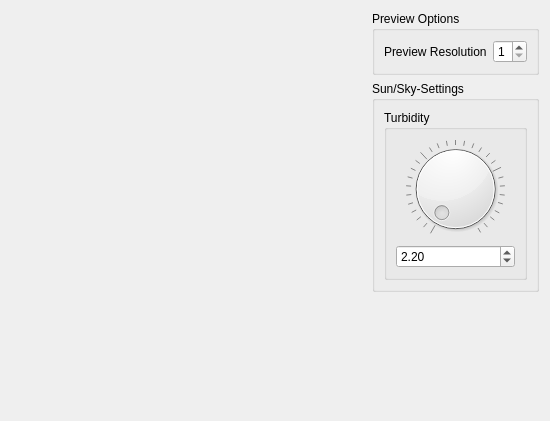
This is trunk/qt-frontend/QtSunSkyEditor/forms/qtsunskyeditor.ui in phresnel/picogen as Qt 5 draws it before an edit. The edited form follows.
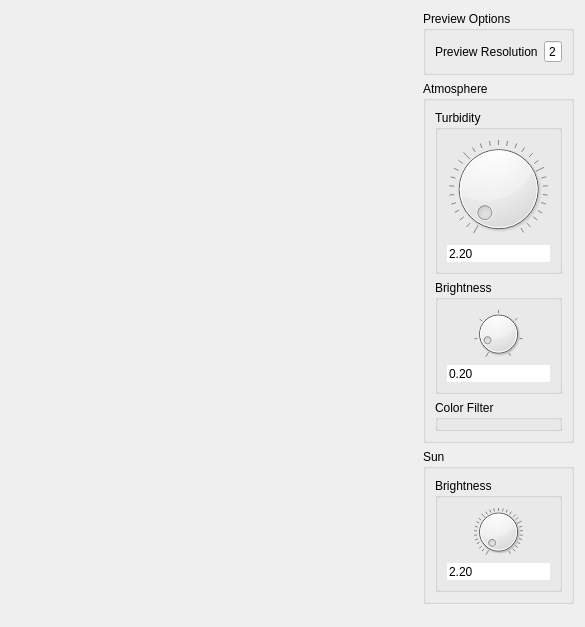
This is the edited form.

Diff of the .ui file:
```diff
--- a/trunk/qt-frontend/QtSunSkyEditor/forms/qtsunskyeditor.ui
+++ b/trunk/qt-frontend/QtSunSkyEditor/forms/qtsunskyeditor.ui
@@ -6,8 +6,8 @@
    <rect>
     <x>0</x>
     <y>0</y>
-    <width>550</width>
-    <height>421</height>
+    <width>585</width>
+    <height>536</height>
    </rect>
   </property>
   <property name="windowTitle">
@@ -131,12 +131,18 @@
             <verstretch>0</verstretch>
            </sizepolicy>
           </property>
+          <property name="buttonSymbols">
+           <enum>QAbstractSpinBox::NoButtons</enum>
+          </property>
           <property name="minimum">
            <number>1</number>
           </property>
           <property name="maximum">
            <number>4</number>
           </property>
+          <property name="value">
+           <number>2</number>
+          </property>
          </widget>
         </item>
        </layout>
@@ -151,7 +157,7 @@
         </sizepolicy>
        </property>
        <property name="title">
-        <string>Sun/Sky-Settings</string>
+        <string>Atmosphere</string>
        </property>
        <layout class="QVBoxLayout" name="verticalLayout_4">
         <item>
@@ -174,6 +180,21 @@
           <layout class="QVBoxLayout" name="verticalLayout_2" stretch="0,0">
            <item>
             <widget class="QDial" name="turbidityDial">
+             <property name="sizePolicy">
+              <sizepolicy hsizetype="Preferred" vsizetype="Preferred">
+               <horstretch>0</horstretch>
+               <verstretch>0</verstretch>
+              </sizepolicy>
+             </property>
+             <property name="maximumSize">
+              <size>
+               <width>16777215</width>
+               <height>16777215</height>
+              </size>
+             </property>
+             <property name="mouseTracking">
+              <bool>true</bool>
+             </property>
              <property name="minimum">
               <number>165</number>
              </property>
@@ -190,14 +211,154 @@
            </item>
            <item>
             <widget class="QDoubleSpinBox" name="turbiditySpinBox">
+             <property name="frame">
+              <bool>false</bool>
+             </property>
+             <property name="buttonSymbols">
+              <enum>QAbstractSpinBox::NoButtons</enum>
+             </property>
+             <property name="accelerated">
+              <bool>false</bool>
+             </property>
              <property name="minimum">
               <double>1.650000000000000</double>
              </property>
              <property name="maximum">
               <double>40.000000000000000</double>
+             </property>
+             <property name="singleStep">
+              <double>0.100000000000000</double>
+             </property>
+             <property name="value">
+              <double>2.200000000000000</double>
+             </property>
+            </widget>
+           </item>
+          </layout>
+         </widget>
+        </item>
+        <item>
+         <widget class="QGroupBox" name="groupBox_6">
+          <property name="title">
+           <string>Brightness</string>
+          </property>
+          <layout class="QVBoxLayout" name="verticalLayout_5">
+           <item>
+            <widget class="QDial" name="atmosphereIntensityDial">
+             <property name="mouseTracking">
+              <bool>true</bool>
+             </property>
+             <property name="minimum">
+              <number>0</number>
+             </property>
+             <property name="maximum">
+              <number>200</number>
+             </property>
+             <property name="value">
+              <number>20</number>
+             </property>
+             <property name="notchTarget">
+              <double>37.000000000000000</double>
+             </property>
+             <property name="notchesVisible">
+              <bool>true</bool>
+             </property>
+            </widget>
+           </item>
+           <item>
+            <widget class="QDoubleSpinBox" name="atmosphereIntensitySpinBox">
+             <property name="styleSheet">
+              <string notr="true"/>
+             </property>
+             <property name="frame">
+              <bool>false</bool>
+             </property>
+             <property name="buttonSymbols">
+              <enum>QAbstractSpinBox::NoButtons</enum>
+             </property>
+             <property name="accelerated">
+              <bool>false</bool>
+             </property>
+             <property name="minimum">
+              <double>0.000000000000000</double>
+             </property>
+             <property name="maximum">
+              <double>2.000000000000000</double>
              </property>
              <property name="singleStep">
               <double>0.010000000000000</double>
+             </property>
+             <property name="value">
+              <double>0.200000000000000</double>
+             </property>
+            </widget>
+           </item>
+          </layout>
+         </widget>
+        </item>
+        <item>
+         <widget class="QGroupBox" name="groupBox_7">
+          <property name="title">
+           <string>Color Filter</string>
+          </property>
+         </widget>
+        </item>
+       </layout>
+      </widget>
+     </item>
+     <item>
+      <widget class="QGroupBox" name="groupBox_5">
+       <property name="title">
+        <string>Sun</string>
+       </property>
+       <layout class="QVBoxLayout" name="verticalLayout_6">
+        <item>
+         <widget class="QGroupBox" name="groupBox">
+          <property name="title">
+           <string>Brightness</string>
+          </property>
+          <layout class="QVBoxLayout" name="verticalLayout">
+           <item>
+            <widget class="QDial" name="sunIntensityDial">
+             <property name="mouseTracking">
+              <bool>true</bool>
+             </property>
+             <property name="minimum">
+              <number>165</number>
+             </property>
+             <property name="maximum">
+              <number>4000</number>
+             </property>
+             <property name="notchTarget">
+              <double>37.000000000000000</double>
+             </property>
+             <property name="notchesVisible">
+              <bool>true</bool>
+             </property>
+            </widget>
+           </item>
+           <item>
+            <widget class="QDoubleSpinBox" name="sunIntensitySpinBox">
+             <property name="styleSheet">
+              <string notr="true"/>
+             </property>
+             <property name="frame">
+              <bool>false</bool>
+             </property>
+             <property name="buttonSymbols">
+              <enum>QAbstractSpinBox::NoButtons</enum>
+             </property>
+             <property name="accelerated">
+              <bool>false</bool>
+             </property>
+             <property name="minimum">
+              <double>1.650000000000000</double>
+             </property>
+             <property name="maximum">
+              <double>40.000000000000000</double>
+             </property>
+             <property name="singleStep">
+              <double>0.100000000000000</double>
              </property>
              <property name="value">
               <double>2.200000000000000</double>
```
Left out of the diff: 1 changed line with no effect on the pictures.
